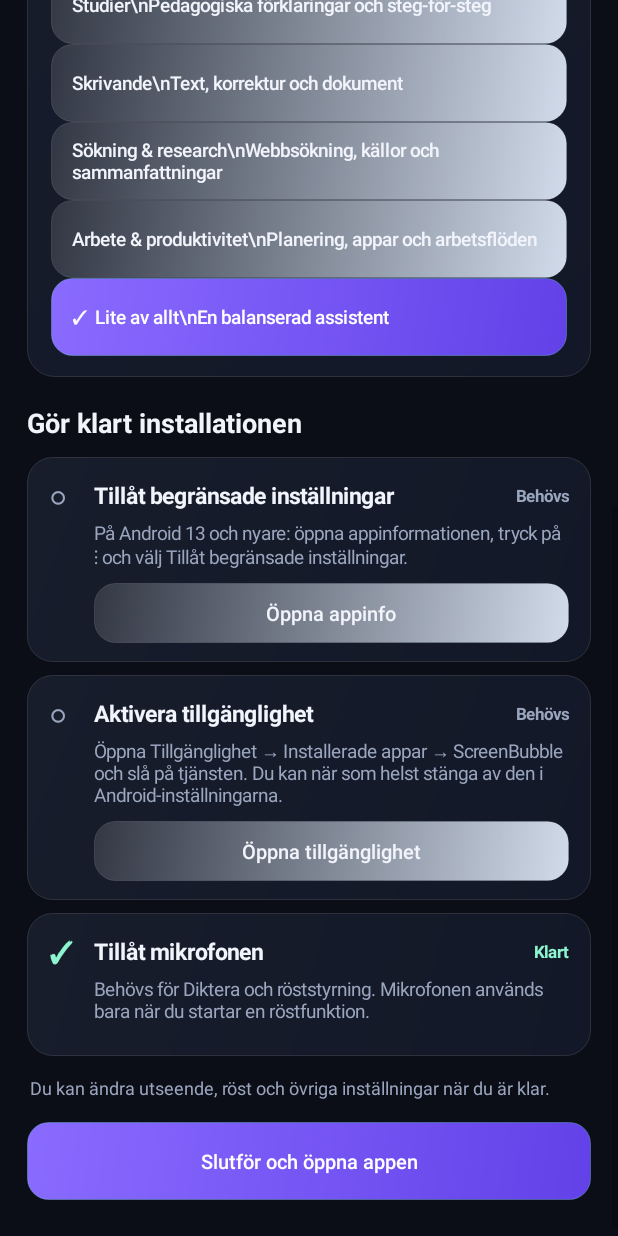
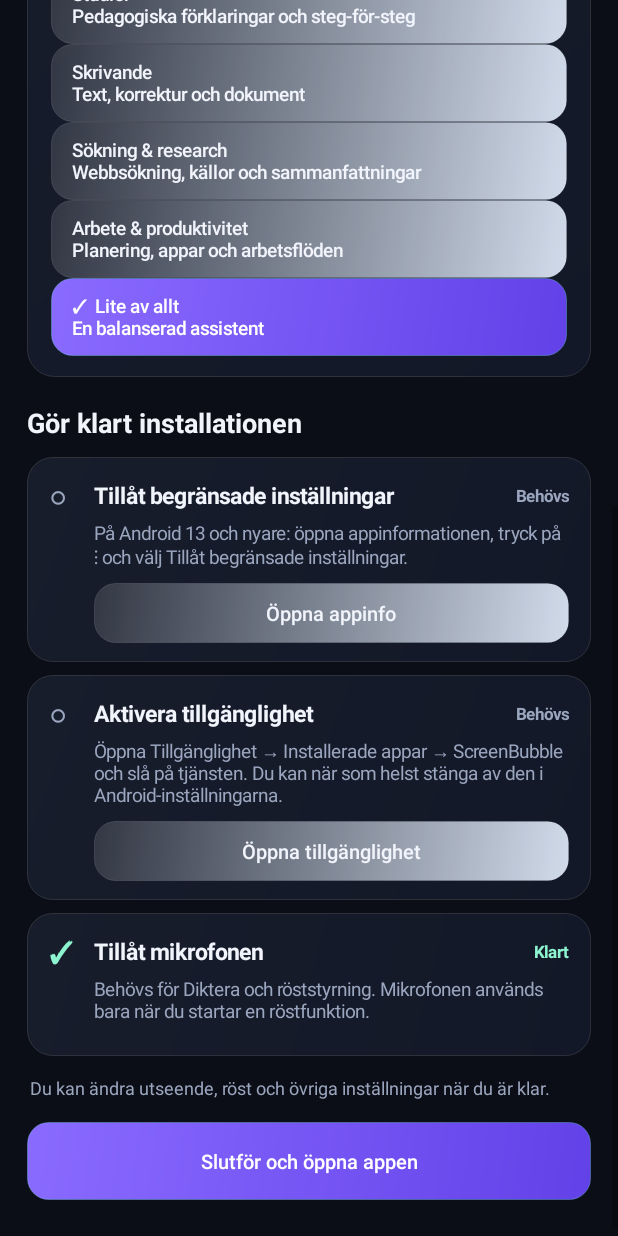
Before and after one commit to Santed3/Ai-live, an Android app: the screen it shows after launch (MainActivity), scrolled down 576 dp, on a phone screen of 412 x 824 dp. Run offline under Robolectric (Android 15) with nearby library versions, the light colour scheme and no system bars.

Commit message:
Fix Android onboarding choice card layout

```diff
--- a/app/src/main/java/com/example/screenbubble/MainActivity.kt
+++ b/app/src/main/java/com/example/screenbubble/MainActivity.kt
@@ -436,7 +436,7 @@ class MainActivity : Activity() {
             Triple("general", "Lite av allt", "En balanserad assistent")
         )
         for ((key, label, detail) in choices) {
-            usage.addView(button((if (currentProfile == key) "✓  " else "") + label + "\\n" + detail, currentProfile == key) {
+            usage.addView(button((if (currentProfile == key) "✓  " else "") + label + "\n" + detail, currentProfile == key) {
                 prefs.edit().putString("primary_use", key)
                     .putBoolean("profile_communication", key == "communication")
                     .putBoolean("profile_study", key == "study")
```
